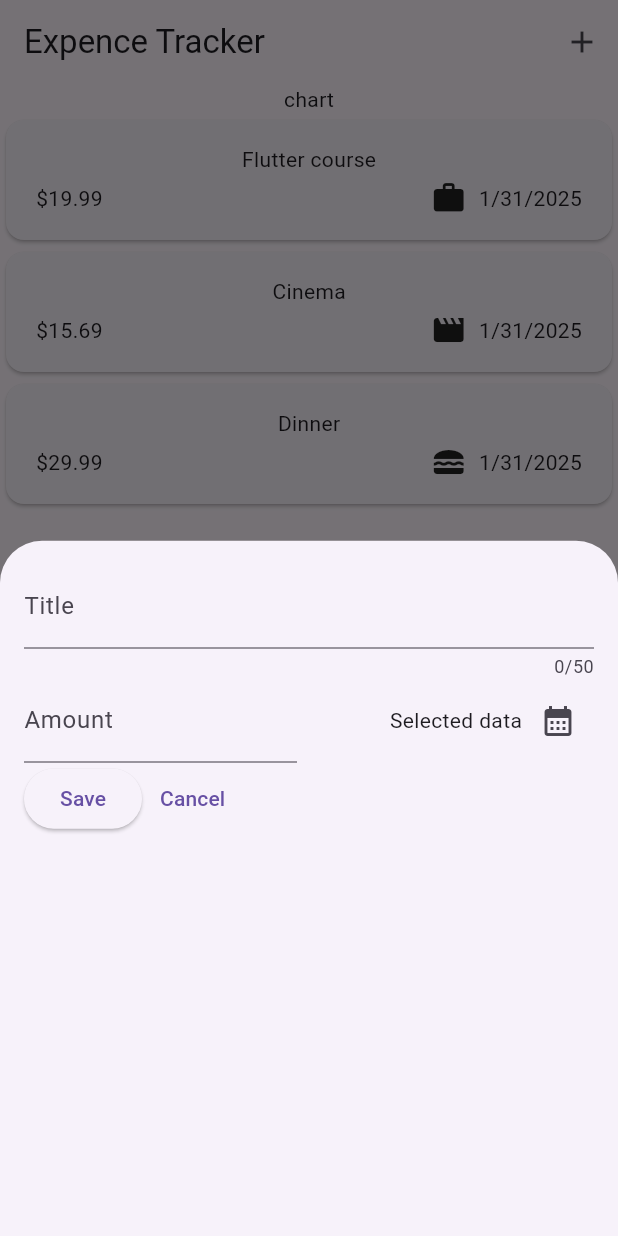
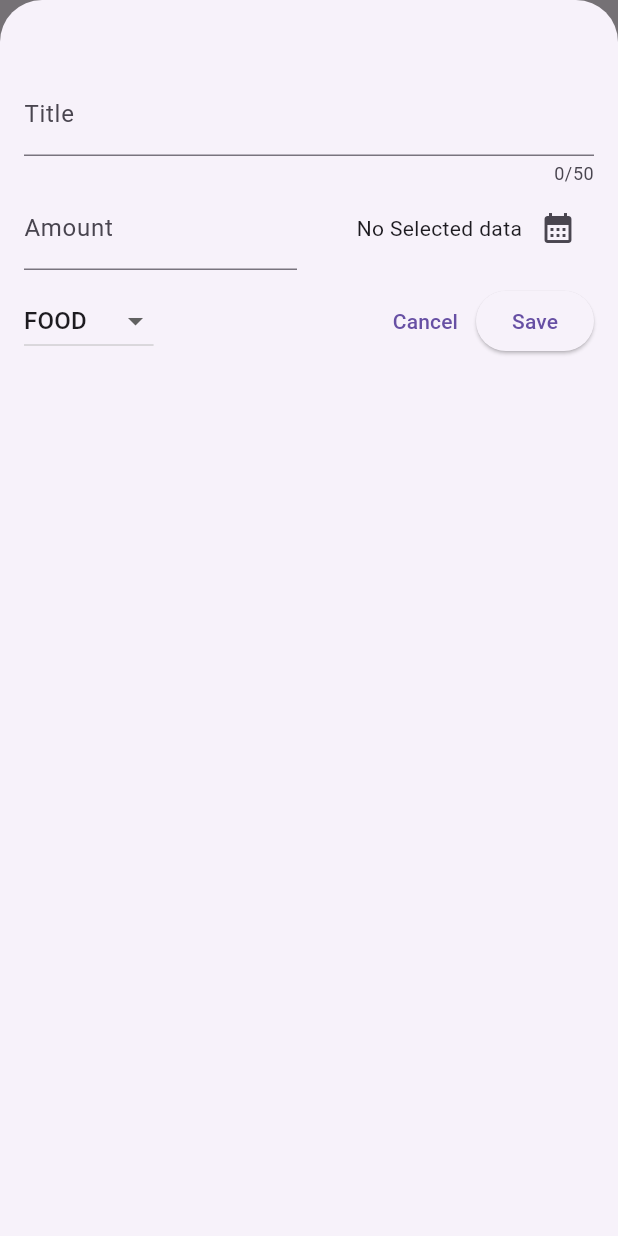
Before and after one commit to Hunteraryaman/Flutter, a Flutter app: the screen it shows after launch, after a tap on the "add" icon, on a phone screen of 412 x 824 dp. Run offline on Flutter 3.47's test engine with Material 3 defaults, Android fonts, the phone set to English and light mode, and no system bars; our stand-ins replace google_fonts.

Commit message:
till lecture 120 push of 31st jan

```diff
--- a/expence_tracker/lib/widgets/expenses.dart
+++ b/expence_tracker/lib/widgets/expenses.dart
@@ -33,11 +33,20 @@ class _ExpencesState extends State<Expenses> {
 
   void _openAddExpenceOverlay() {
     showModalBottomSheet(
+      isScrollControlled: true,//this makes it fullscreen
       context: context,
-      builder: (ctx) => const NewExpence(),
+      builder: (ctx) => NewExpence(
+        onAddExpense: _addExpense,
+      ),
     );
     //context is a a kind of metadata //it holds the position of the widget
     //ctx is context of modal bottom
+  }
+
+  void _addExpense(Expense expense) {
+    setState(() {
+      _registerExpences.add(expense);
+    });
   }
 
   @override
--- a/expence_tracker/lib/widgets/new_expence.dart
+++ b/expence_tracker/lib/widgets/new_expence.dart
@@ -1,14 +1,18 @@
-  import 'package:flutter/material.dart';
-import 'package:flutter/widgets.dart';
+import 'package:expence_tracker/models/expense.dart';
+
+import 'package:flutter/material.dart';
 
 class NewExpence extends StatefulWidget {
-  const NewExpence({super.key});
+  const NewExpence({super.key, required this.onAddExpense});
 
+  final void Function(Expense expence) onAddExpense;
   @override
   State<NewExpence> createState() {
     return _NewExpenceState();
   }
 }
+
+final List<Expense> registerExpences = [];
 
 class _NewExpenceState extends State<NewExpence> {
   //this was used to store the entered text in a variable
@@ -19,18 +23,88 @@ class _NewExpenceState extends State<NewExpence> {
 
   final _titleControler = TextEditingController();
   final _amountControler = TextEditingController();
+  DateTime? _selectedDate;
+  Category _selectedCategory = Category.food;
 
-  void _presentDatePicker() {
+  void _presentDatePicker() async {
+    //async is used for future values
     final now = DateTime.now();
     // final firstDate=DateTime(now.year-1,now.date);
     final firstDate = DateTime(now.year - 1, now.month, now.day);
 
-    showDatePicker(
+    final pickedDate = await showDatePicker(
+      //this yealds a future object
+      //awaits says to wait for value before storing
+      //the next line will only be executed once the value is available
       context: context,
       firstDate: firstDate,
       lastDate: now,
       initialDate: now,
     );
+
+    setState(() {
+      _selectedDate = pickedDate;
+    });
+  }
+  //   showDatePicker(
+  //     context: context,
+  //     firstDate: firstDate,
+  //     lastDate: now,
+  //     initialDate: now,
+  //   ).then(
+  //     (value) {},
+  //   );
+  // }
+
+  void _submitExpenceData() {
+    final enteredAmount = double.tryParse(_amountControler.text);
+    //this returns null if it is not able to convert the sting into double`
+    final amountIsInvalid = enteredAmount == null || enteredAmount <= 0;
+    //this is used to determin if value is valid or not
+    // we use this to check and then give the value needed to be stored like true or false
+    if (_titleControler.text.trim().isEmpty ||
+        amountIsInvalid ||
+        _selectedDate == null) {
+      //show error
+      showDialog(
+        context: context,
+        builder: (ctx) => AlertDialog(
+          title: const Text('Invalid input'),
+          content: const Text('Please make sure all items are entered'),
+          actions: [
+            TextButton(
+              onPressed: () {
+                Navigator.pop(ctx);
+                //ctx is used as we want to close the dialog and henc3e provide its context
+              },
+              child: const Text('Okay'),
+            )
+          ],
+        ),
+      );
+      return;
+    }
+
+    widget.onAddExpense(
+      Expense(
+        title: _titleControler.text,
+        category: _selectedCategory,
+        amount: enteredAmount,
+        date: _selectedDate!,
+      ),
+    );
+    Navigator.pop(context);
+
+    // setState(() {
+    //   registerExpences.add(
+    //     Expense(
+    //       title: _titleControler.text,
+    //       category: _selectedCategory,
+    //       amount: enteredAmount,
+    //       date: _selectedDate!,
+    //     ),
+    //   );
+    // });
   }
 
   @override
@@ -45,7 +119,7 @@ class _NewExpenceState extends State<NewExpence> {
   @override
   Widget build(BuildContext context) {
     return Padding(
-      padding: const EdgeInsets.all(16),
+      padding: const EdgeInsets.fromLTRB(16, 48, 16, 16),
       child: Column(
         children: [
           TextField(
@@ -86,7 +160,10 @@ class _NewExpenceState extends State<NewExpence> {
                   mainAxisAlignment: MainAxisAlignment.end,
                   crossAxisAlignment: CrossAxisAlignment.center,
                   children: [
-                    const Text('Selected data'),
+                    Text(_selectedDate == null
+                        ? 'No Selected data'
+                        : formater.format(_selectedDate!)),
+                    // ! tells dart that the value will never be null
                     IconButton(
                       onPressed: _presentDatePicker,
                       icon: const Icon(Icons.calendar_month),
@@ -99,21 +176,48 @@ class _NewExpenceState extends State<NewExpence> {
           //     ],
           //   ),
           // ),
+          const SizedBox(
+            height: 10,
+          ),
           Row(
             children: [
-              ElevatedButton(
-                onPressed: () {
-                  print(_titleControler.text);
-                  print(_amountControler.text);
-                },
-                child: const Text('Save'),
-              ),
+              DropdownButton(
+                  value: _selectedCategory,
+                  items: Category.values
+                      //this values property gives a list of all the values that make up thghe enum
+                      .map(
+                        //map is used to transform it from enum to dropdown menuitem
+                        //this takes the category item and retursns the dropdown menuitem
+                        (category) => DropdownMenuItem(
+                          //child defines what will be shown on the screen
+                          //value is used to store the selected value it is only stored internally
+                          value: category,
+                          child: Text(category.name.toUpperCase()),
+                          //name gives the string value of the category enum
+                        ),
+                      )
+                      //to list then converts the map of dropdownmenu items into a list
+                      .toList(),
+                  onChanged: (value) {
+                    if (value == null) {
+                      return;
+                      //this is if the user didnt select anything
+                    }
+                    setState(() {
+                      _selectedCategory = value;
+                    });
+                  }),
+              const Spacer(),
               TextButton(
                   onPressed: () {
                     Navigator.pop(context); //this closes the modal overlay
                     //this uses the context value from build to remove the overlay
                   },
-                  child: const Text('Cancel'))
+                  child: const Text('Cancel')),
+              ElevatedButton(
+                onPressed: _submitExpenceData,
+                child: const Text('Save'),
+              ),
             ],
           )
         ],
```
